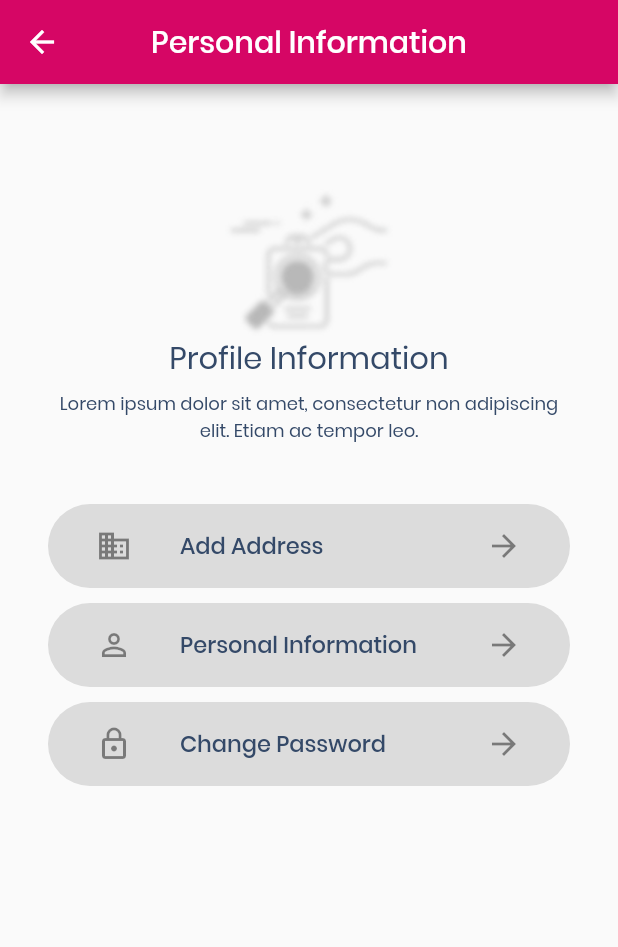
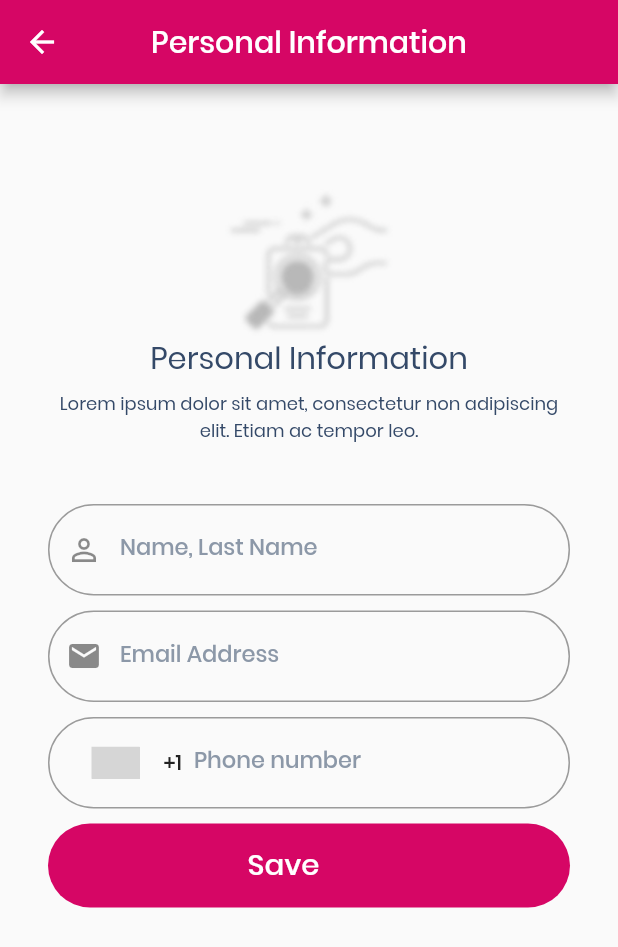
Before and after one commit to mahbubmunna/juicyfood, a Flutter app: the PersonalInformationScreen screen opened by its route, on a phone screen of 412 x 824 dp. Shown: the top 947 px of the screen. Run offline on Flutter 3.47's test engine with Material 2 defaults, Android fonts, the phone set to English and light mode, and no system bars; drawn by our look-alikes of country_code_picker; our stand-ins replace dynamic_theme, firebase_analytics, get, introduction_screen, location, shared_preferences; missing offline and left inert: global_configuration, kf_drawer; accounts and stored records are empty; grey boxes are pictures that could not be loaded.

Commit message:
support and profile completed

```diff
--- a/lib/functions/class_builder.dart
+++ b/lib/functions/class_builder.dart
@@ -1,6 +1,7 @@
 
 import 'package:juicyfood/src/pages/home.dart';
 import 'package:juicyfood/src/pages/pages.dart';
+import 'package:juicyfood/src/pages/support.dart';
 
 typedef T Constructor<T>();
 
@@ -13,6 +14,7 @@ void register<T>(Constructor<T> constructor) {
 class ClassBuilder {
   static void registerClasses() {
     register<PagesTestWidget>(() => PagesTestWidget());
+    register<SupportScreen>(() => SupportScreen());
     register<Home>(() => Home());
 
   }
--- a/lib/l10n/intl_bn.arb
+++ b/lib/l10n/intl_bn.arb
@@ -33,5 +33,12 @@
   "personalInformation": "Personal Information",
   "changePassword": "Change Password",
   "addNewAddress": "Add New Address",
-  "saveNewAddress": "Save New Address"
+  "saveNewAddress": "Save New Address",
+  "nameLastName": "Name, Last Name",
+  "save": "Save",
+  "faq": "FAQ",
+  "support": "Support",
+  "support247": "Support 24/7",
+  "sendMessage": "Send Message",
+  "onlineSupport": "Online Support"
 }
--- a/lib/l10n/intl_en.arb
+++ b/lib/l10n/intl_en.arb
@@ -33,5 +33,12 @@
   "personalInformation": "Personal Information",
   "changePassword": "Change Password",
   "addNewAddress": "Add New Address",
-  "saveNewAddress": "Save New Address"
+  "saveNewAddress": "Save New Address",
+  "nameLastName": "Name, Last Name",
+  "save": "Save",
+  "faq": "FAQ",
+  "support": "Support",
+  "support247": "Support 24/7",
+  "sendMessage": "Send Message",
+  "onlineSupport": "Online Support"
 }
--- a/lib/route_generator.dart
+++ b/lib/route_generator.dart
@@ -3,6 +3,7 @@
 import 'package:juicyfood/src/pages/add_address.dart';
 import 'package:juicyfood/src/pages/change_password.dart';
 import 'package:juicyfood/src/pages/drawer.dart';
+import 'package:juicyfood/src/pages/faq.dart';
 import 'package:juicyfood/src/pages/home.dart';
 import 'package:juicyfood/src/pages/login.dart';
 import 'package:juicyfood/src/pages/on_boarding.dart';
@@ -12,6 +13,7 @@ import 'package:juicyfood/src/pages/personal_information.dart';
 import 'package:juicyfood/src/pages/registration.dart';
 import 'package:juicyfood/src/pages/reset_password.dart';
 import 'package:juicyfood/src/pages/save_address.dart';
+import 'package:juicyfood/src/pages/send_message.dart';
 import 'models/route_argument.dart';
 
 class RouteGenerator {
@@ -39,6 +41,10 @@ class RouteGenerator {
         return MaterialPageRoute(builder: (_) => PersonalInformationScreen());
       case '/ChangePassword':
         return MaterialPageRoute(builder: (_) => ChangePasswordScreen());
+      case '/SendMessage':
+        return MaterialPageRoute(builder: (_) => SendMessageScreen());
+      case '/FAQ':
+        return MaterialPageRoute(builder: (_) => FaqScreen());
 
 
       default:
--- a/lib/src/pages/drawer.dart
+++ b/lib/src/pages/drawer.dart
@@ -4,6 +4,7 @@ import 'package:juicyfood/functions/class_builder.dart';
 import 'package:juicyfood/generated/l10n.dart';
 import 'package:juicyfood/src/pages/home.dart';
 import 'package:juicyfood/src/pages/pages.dart';
+import 'package:juicyfood/src/pages/support.dart';
 import 'package:kf_drawer/kf_drawer.dart';
 
 class DrawerPage extends StatefulWidget {
@@ -78,7 +79,7 @@ class _DrawerPageState extends State<DrawerPage> with TickerProviderStateMixin{
             style: TextStyle(color: Colors.white),
           ),
           icon: Icon(Icons.perm_phone_msg, color: Colors.white),
-          page: Home(),
+          page: SupportScreen(),
         ),
       ],
     );
--- a/lib/src/pages/personal_information.dart
+++ b/lib/src/pages/personal_information.dart
@@ -1,4 +1,6 @@
+import 'package:country_code_picker/country_code_picker.dart';
 import 'package:flutter/material.dart';
+import 'package:get/get.dart';
 import 'package:juicyfood/generated/l10n.dart';
 
 class PersonalInformationScreen extends StatefulWidget {
@@ -7,6 +9,7 @@ class PersonalInformationScreen extends StatefulWidget {
 }
 
 class _PersonalInformationScreenState extends State<PersonalInformationScreen> {
+  String initialCountry = 'US';
   @override
   Widget build(BuildContext context) {
     return Scaffold(
@@ -14,54 +17,56 @@ class _PersonalInformationScreenState extends State<PersonalInformationScreen> {
         centerTitle: true,
         title: Text(S.of(context).personalInformation),
       ),
-      body: Padding(
+      body: SingleChildScrollView(
+        child: Padding(
           padding: const EdgeInsets.symmetric(horizontal: 32),
           child: Column(
             children: [
               SizedBox(height: 70,),
               Image.asset('assets/img/profile_info.png'),
-            Text(S.of(context).profileInformation, textScaleFactor: 1.7,),
+              Text(S.of(context).personalInformation, textScaleFactor: 1.7,),
               SizedBox(height: 5,),
               Text(S.of(context).lorem_ipsum, textAlign: TextAlign.center,),
               SizedBox(height: 40,),
-            MaterialButton(
-              shape: StadiumBorder(),
-              color: Colors.black12,
-              elevation: 0,
-              onPressed: () {  },
-              child: ListTile(
-                leading: Icon(Icons.domain),
-                title: Text(S.of(context).addAddress),
-                trailing: Icon(Icons.arrow_forward),
+              TextField(
+                decoration: InputDecoration(
+                    labelText: S.of(context).nameLastName,
+                    prefixIcon: Icon(Icons.perm_identity)
+                ),
+              ),
+              SizedBox(height: 10,),
+              TextField(
+                decoration: InputDecoration(
+                    labelText: 'Email Address',
+                    prefixIcon: Icon(Icons.email)
+                ),
+              ),
+              SizedBox(height: 10,),
+              TextField(
+                keyboardType: TextInputType.number,
+                decoration: InputDecoration(
+                    labelText: 'Phone number',
+                    prefixIcon: CountryCodePicker(
+                      padding: EdgeInsets.only(left: 5),
+                      initialSelection: initialCountry,
+                    )
                 ),
               ),
               SizedBox(height: 10,),
               MaterialButton(
                 shape: StadiumBorder(),
                 elevation: 0,
-              color: Colors.black12,
-              onPressed: () {  },
+                color: Theme.of(context).accentColor,
+                onPressed: () { Get.snackbar('Saved', 'Your information saved successfully', snackPosition: SnackPosition.BOTTOM); },
                 child: ListTile(
-                leading: Icon(Icons.person_outline),
-                title: Text(S.of(context).personalInformation),
-                trailing: Icon(Icons.arrow_forward),
-              ),
-            ),
-            SizedBox(height: 10,),
-            MaterialButton(
-              shape: StadiumBorder(),
-              elevation: 0,
-              color: Colors.black12,
-              onPressed: () {  },
-              child: ListTile(
-                leading: Icon(Icons.lock_outline),
-                title: Text(S.of(context).changePassword),
-                trailing: Icon(Icons.arrow_forward),
+                  leading: SizedBox(width: 85,),
+                  title: Text(S.of(context).save, textScaleFactor: 1.3, style: TextStyle(color: Colors.white)),
                 ),
               ),
             ],
           ),
         ),
+      ),
     );;
   }
 }
```
Also changed, not shown: lib/src/pages/change_password.dart (+23 -29 lines), lib/src/pages/faq.dart (added, +50 -0 lines), lib/src/pages/save_address.dart (+11 -1 lines), lib/src/pages/send_message.dart (added, +54 -0 lines), lib/src/pages/support.dart (added, +57 -0 lines), assets/img/faq.png (added), assets/img/send_message.png (added), assets/img/support.png (added), lib/generated/intl/messages_bn.dart, lib/generated/intl/messages_en.dart, lib/generated/l10n.dart. Lines whose indentation alone changed are shown as unchanged.
